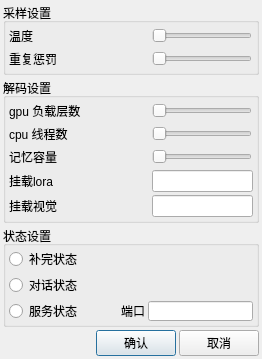
The window that src/settings_dialog.ui (ylsdamxssjxxdd/eva) describes before a commit, drawn with Qt 5.
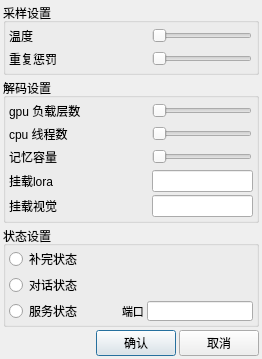
The same window after the commit.

```diff
--- a/src/settings_dialog.ui
+++ b/src/settings_dialog.ui
@@ -439,6 +439,11 @@
             <height>20</height>
            </size>
           </property>
+          <property name="font">
+           <font>
+            <pointsize>8</pointsize>
+           </font>
+          </property>
           <property name="text">
            <string>端口</string>
           </property>
```
